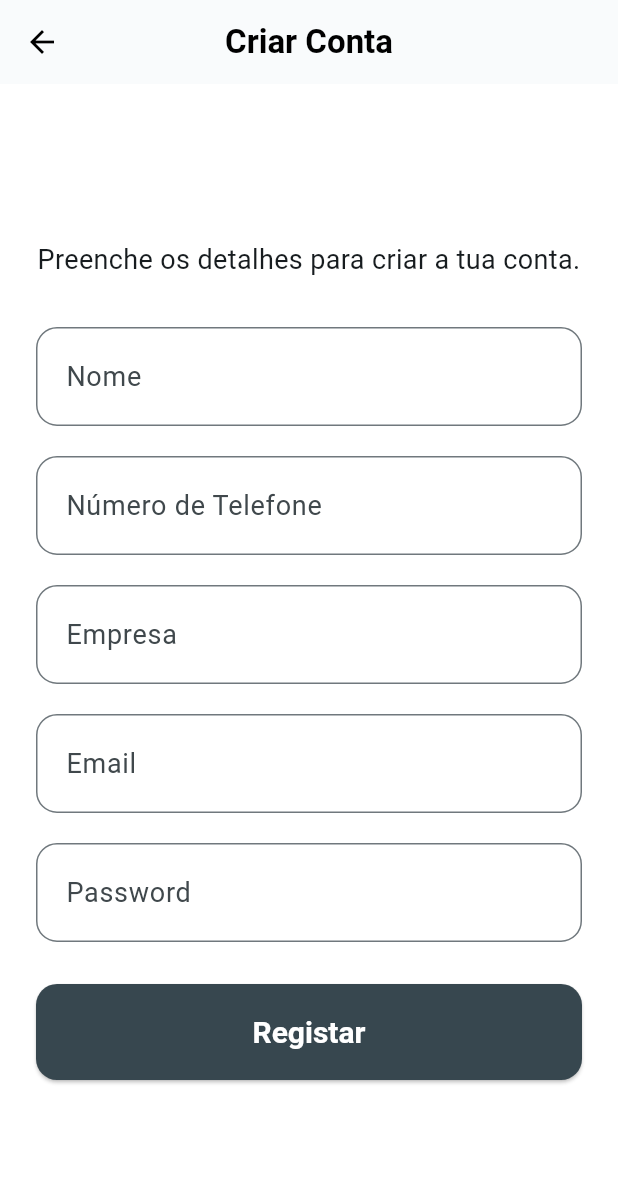
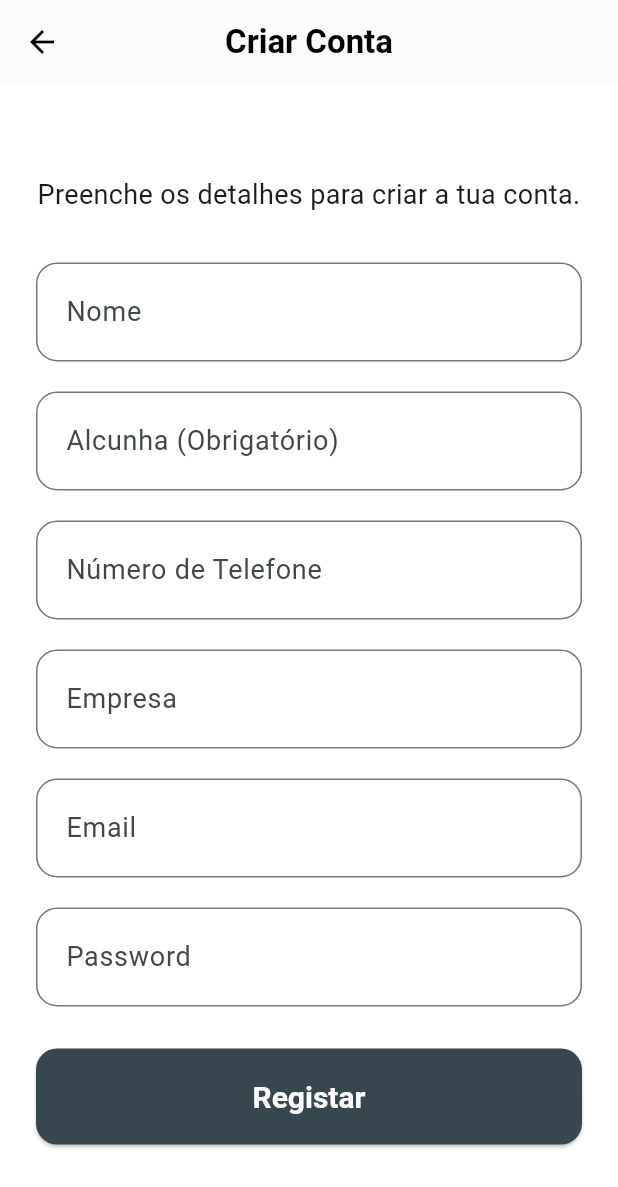
Before and after one commit to acetyl-7/chat_logistica, a Flutter app: the screen it shows after launch, after a tap on "Entrar", after a tap on "Não tenho conta, quero registar-me", on a phone screen of 412 x 824 dp. Shown: the top 1187 px of the screen. Run offline on Flutter 3.47's test engine with Material 3 defaults, Android fonts, the phone set to English and light mode, and no system bars; our stand-ins replace cloud_firestore, cloud_functions, connectivity_plus, file_picker, firebase_auth, firebase_core and 8 more; missing offline and left inert: pattern_formatter; accounts and stored records are empty.

Commit message:
Update app screens and user profile

```diff
--- a/lib/screens/login_screen.dart
+++ b/lib/screens/login_screen.dart
@@ -1,3 +1,4 @@
+import 'package:cloud_firestore/cloud_firestore.dart';
 import 'package:firebase_auth/firebase_auth.dart';
 import 'package:flutter/material.dart';
 
@@ -34,10 +35,26 @@ class _LoginScreenState extends State<LoginScreen> {
     final password = _passwordController.text.trim();
 
     try {
-      await FirebaseAuth.instance.signInWithEmailAndPassword(
+      final userCredential = await FirebaseAuth.instance.signInWithEmailAndPassword(
         email: email,
         password: password,
       );
+
+      final user = userCredential.user;
+      if (user != null) {
+        // Encontra o registo do motorista pelo email e guarda o UID recém-criado/autenticado
+        final querySnap = await FirebaseFirestore.instance
+            .collection('users')
+            .where('email', isEqualTo: email)
+            .limit(1)
+            .get();
+
+        if (querySnap.docs.isNotEmpty) {
+          await querySnap.docs.first.reference.update({
+            'firebaseUid': user.uid,
+          });
+        }
+      }
     } on FirebaseAuthException catch (e) {
       if (!mounted) return;
 
--- a/lib/screens/sign_up_screen.dart
+++ b/lib/screens/sign_up_screen.dart
@@ -12,6 +12,7 @@ class SignUpScreen extends StatefulWidget {
 class _SignUpScreenState extends State<SignUpScreen> {
   final _formKey = GlobalKey<FormState>();
   final TextEditingController _nameController = TextEditingController();
+  final TextEditingController _nicknameController = TextEditingController();
   final TextEditingController _phoneController = TextEditingController();
   final TextEditingController _companyController = TextEditingController();
   final TextEditingController _emailController = TextEditingController();
@@ -21,6 +22,7 @@ class _SignUpScreenState extends State<SignUpScreen> {
   @override
   void dispose() {
     _nameController.dispose();
+    _nicknameController.dispose();
     _phoneController.dispose();
     _companyController.dispose();
     _emailController.dispose();
@@ -36,6 +38,7 @@ class _SignUpScreenState extends State<SignUpScreen> {
     });
 
     final name = _nameController.text.trim();
+    final nickname = _nicknameController.text.trim();
     final phone = _phoneController.text.trim();
     final company = _companyController.text.trim();
     final email = _emailController.text.trim();
@@ -49,9 +52,11 @@ class _SignUpScreenState extends State<SignUpScreen> {
       if (user != null) {
         await FirebaseFirestore.instance.collection('users').doc(user.uid).set({
           'name': name,
+          'nickname': nickname,
           'email': email,
           'phone': phone,
           'company': company,
+          'role': 'Driver',
           'isAuthorized': false,
           'createdAt': FieldValue.serverTimestamp(),
         });
@@ -135,6 +140,29 @@ class _SignUpScreenState extends State<SignUpScreen> {
                     validator: (value) {
                       if (value == null || value.trim().isEmpty) {
                         return 'Introduz o teu nome';
+                      }
+                      return null;
+                    },
+                  ),
+                  const SizedBox(height: 20),
+                  TextFormField(
+                    controller: _nicknameController,
+                    textCapitalization: TextCapitalization.words,
+                    style: const TextStyle(fontSize: 20),
+                    decoration: InputDecoration(
+                      labelText: 'Alcunha (Obrigatório)',
+                      labelStyle: const TextStyle(fontSize: 18),
+                      border: OutlineInputBorder(
+                        borderRadius: BorderRadius.circular(14),
+                      ),
+                      contentPadding: const EdgeInsets.symmetric(
+                        horizontal: 16,
+                        vertical: 18,
+                      ),
+                    ),
+                    validator: (value) {
+                      if (value == null || value.trim().isEmpty) {
+                        return 'Introduz a tua alcunha';
                       }
                       return null;
                     },
```
Also changed, not shown: lib/models/user_profile.dart (+12 -0 lines), lib/screens/tasks_screen.dart (+26 -2 lines).
